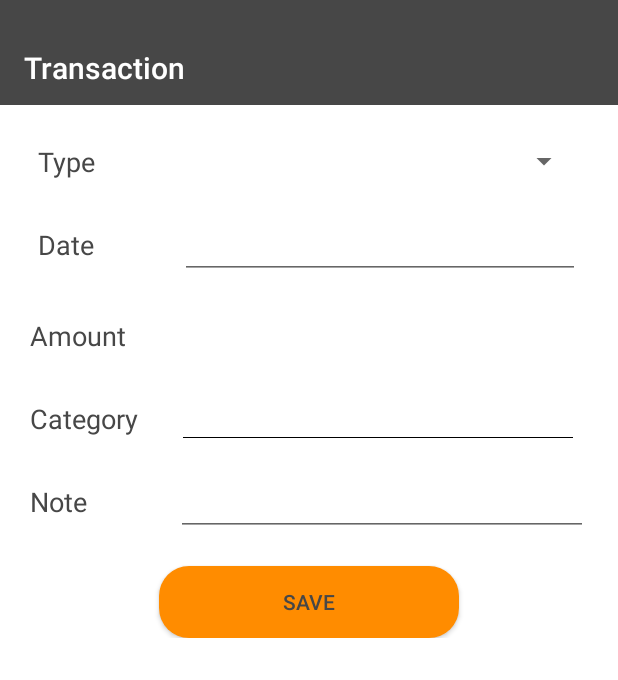
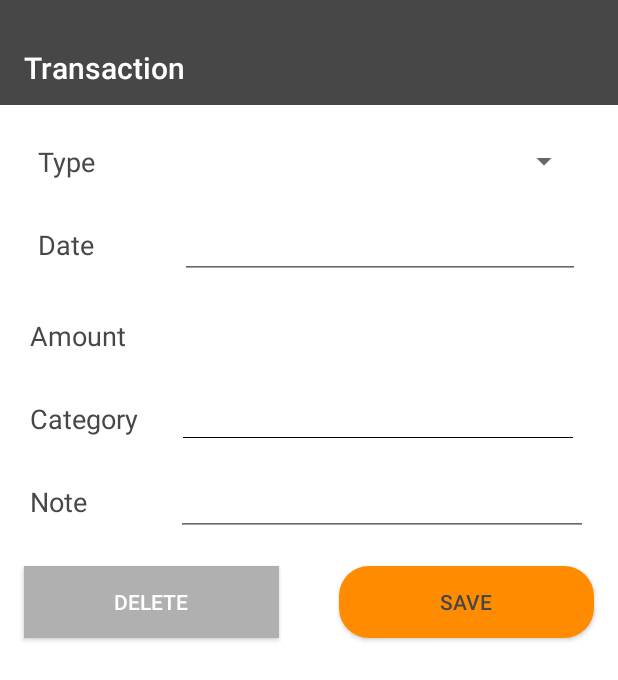
Before and after one commit to namanmawandia/Expense-Tracker, an Android app: the layout activity_add.xml on its own in the app's theme, with its tools: preview values and no code run, on a phone screen of 412 x 824 dp. Shown: the top 680 px of the screen. Run offline under Robolectric (Android 15) with nearby library versions, the phone set to English and light mode, and no system bars.

```diff
--- a/app/src/main/java/com/example/expensetracker/Bottom_popup_whole_day.kt
+++ /dev/null
@@ -1,4 +0,0 @@
-package com.example.expensetracker
-class Bottom_popup_whole_day {
-    // TODO: "dkddfd"
-}
--- a/app/src/main/java/com/example/expensetracker/TransactionDao.kt
+++ b/app/src/main/java/com/example/expensetracker/TransactionDao.kt
@@ -21,4 +21,10 @@ interface TransactionDao {
 
     @Query("SELECT * FROM transactions ORDER BY date DESC")
     fun getAllTransactions(): LiveData<List<Transaction>>
+
+    @Query("DELETE FROM transactions WHERE id = :transactionId")
+    suspend fun deleteById(transactionId: Int)
+
+    @Query("SELECT * FROM transactions WHERE id = :transactionId LIMIT 1")
+    suspend fun getTransactionById(transactionId: Int): Transaction?
 }
--- a/app/src/main/res/layout/activity_add.xml
+++ b/app/src/main/res/layout/activity_add.xml
@@ -175,19 +175,31 @@
                     android:text=""
                     android:textColor="@color/primary"/>
             </LinearLayout>
+            <LinearLayout
+                android:layout_width="match_parent"
+                android:layout_height="wrap_content"
+                android:gravity="center"
+                app:layout_constraintTop_toBottomOf="@+id/llhNote">
+                <Button
+                    android:layout_width="170dp"
+                    android:layout_height="wrap_content"
+                    android:id="@+id/btnDelete"
+                    android:text="Delete"
+                    android:textColor="@color/white"
+                    android:background="@color/primaryLight2"
+                    android:layout_margin="20dp"/>
 
                 <Button
-                android:layout_width="200sp"
+                    android:layout_width="170dp"
                     android:layout_height="wrap_content"
-                app:layout_constraintTop_toBottomOf="@+id/llhNote"
                     android:background="@drawable/ic_round_button"
                     android:text="Save"
                     android:textColor="@color/primary"
                     android:gravity="center"
                     android:id="@+id/btnSave"
-                android:layout_margin="20sp"
-                app:layout_constraintLeft_toLeftOf="parent"
-                app:layout_constraintRight_toRightOf="parent"/>
+                    android:layout_margin="20dp" />
+
+            </LinearLayout>
         </androidx.constraintlayout.widget.ConstraintLayout>
     </ScrollView>
 
--- a/app/src/main/res/layout/bottom_popup_whole_day.xml
+++ b/app/src/main/res/layout/bottom_popup_whole_day.xml
@@ -19,7 +19,7 @@
     </FrameLayout>
 
     <com.google.android.material.floatingactionbutton.FloatingActionButton
-        android:id="@+id/btnFAB"
+        android:id="@+id/fabAdd"
         android:layout_width="wrap_content"
         android:layout_height="wrap_content"
         android:layout_gravity="bottom|end"
```
Also changed, not shown: app/src/main/java/com/example/expensetracker/ActivityAdd.kt (+80 -6 lines), app/src/main/java/com/example/expensetracker/CalenderFragment.kt (+13 -0 lines), app/src/main/java/com/example/expensetracker/DayTransactionAdapter.kt (+8 -0 lines), app/src/main/java/com/example/expensetracker/MainActivity.kt (+5 -2 lines), app/src/main/java/com/example/expensetracker/TransactionViewModel.kt (+13 -4 lines). Lines whose indentation alone changed are shown as unchanged.
